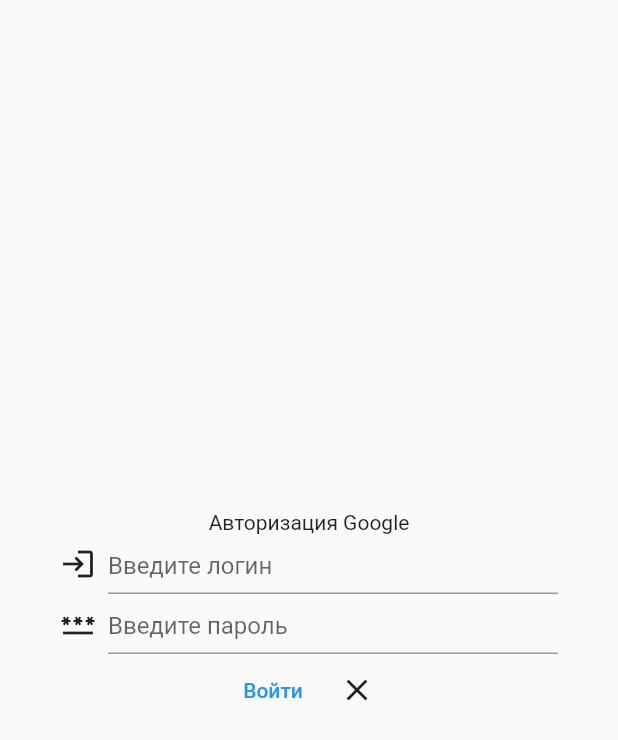
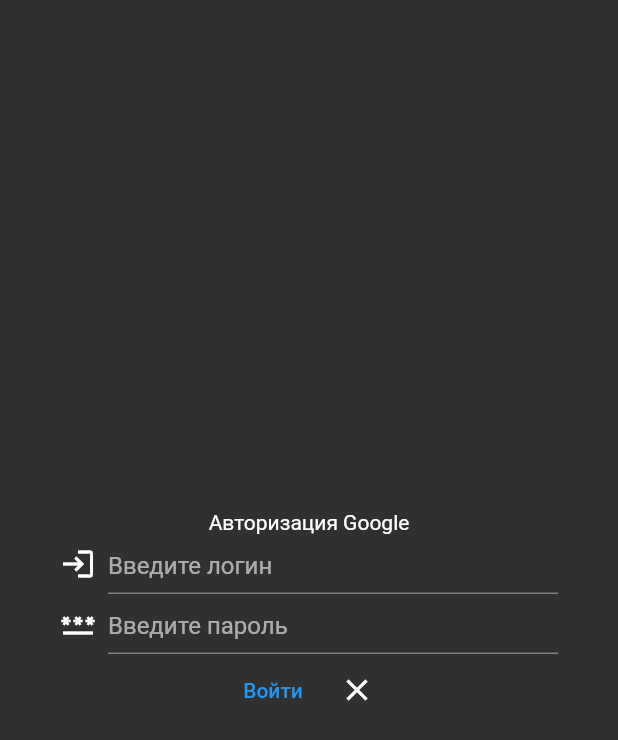
Before and after one commit to anatoliyKaragodin/app_laba_01, a Flutter app: the screen it shows after launch, after a tap on "Google", on a phone screen of 412 x 824 dp. Shown: the top 740 px of the screen. Run offline on Flutter 3.47's test engine with Material 2 defaults, Android fonts, the phone set to English and light mode, and no system bars.

Commit message:
0.04 (5 screens + navigation + all elements + login and password)

```diff
--- a/lib/main.dart
+++ b/lib/main.dart
@@ -9,6 +9,11 @@
   runApp(MaterialApp(
       debugShowCheckedModeBanner: false,
       theme: ThemeData(),
+      themeMode: ThemeMode.dark,
+      darkTheme: ThemeData(brightness: Brightness.dark),
+
+      /// Routes of application
+      ///
       initialRoute: '/home page',
       routes: {
         '/home page': (context) => const HomePage(),
--- a/lib/screens/app_page.dart
+++ b/lib/screens/app_page.dart
@@ -1,5 +1,7 @@
 import 'package:flutter/material.dart';
 
+/// Main application page with nothing
+///
 class AppPage extends StatelessWidget {
   const AppPage({Key? key}) : super(key: key);
 
@@ -9,12 +11,16 @@
       appBar: AppBar(
         automaticallyImplyLeading: false,
         actions: [
+          /// Settings icon
+          ///
           IconButton(
             icon: const Icon(Icons.settings),
             onPressed: () {
               Navigator.pushNamed(context, '/settings page');
             },
           ),
+          /// Logout icon
+          ///
           IconButton(
             icon: const Icon(Icons.logout),
             onPressed: () {
--- a/lib/screens/home_page.dart
+++ b/lib/screens/home_page.dart
@@ -1,5 +1,7 @@
 import 'package:flutter/material.dart';
 
+/// Start page with authentication and language option
+///
 class HomePage extends StatelessWidget {
   const HomePage({Key? key}) : super(key: key);
 
--- a/lib/screens/login_google_page.dart
+++ b/lib/screens/login_google_page.dart
@@ -1,14 +1,27 @@
 import 'package:flutter/material.dart';
 
-class LoginGooglePage extends StatelessWidget {
+late String googleUserLogin;
+late String googleUserPassword;
+
+
+class LoginGooglePage extends StatefulWidget {
   const LoginGooglePage({Key? key}) : super(key: key);
+
+  @override
+  State<LoginGooglePage> createState() => _LoginGooglePageState();
+}
+
+class _LoginGooglePageState extends State<LoginGooglePage> {
 
   @override
   Widget build(BuildContext context) {
     return Scaffold(
       body: Column(mainAxisAlignment: MainAxisAlignment.center, children: [
         const Text('Авторизация Google'),
-        Row(mainAxisAlignment: MainAxisAlignment.center, children: const [
+
+        /// Login row
+        ///
+        Row(mainAxisAlignment: MainAxisAlignment.center, children: [
           Padding(
             padding: EdgeInsets.only(right: 8.0),
             child: Icon(Icons.login),
@@ -17,12 +30,18 @@
               height: 40,
               width: 300,
               child: TextField(
+                onChanged: (String value) {
+                  googleUserLogin = value;
+                },
                 decoration: InputDecoration(
                     hintText: 'Введите логин',
                     labelStyle: TextStyle(fontSize: 20)),
               )),
         ]),
-        Row(mainAxisAlignment: MainAxisAlignment.center, children: const [
+
+        /// Password row
+        ///
+        Row(mainAxisAlignment: MainAxisAlignment.center, children: [
           Padding(
             padding: EdgeInsets.only(right: 8.0),
             child: Icon(Icons.password),
@@ -31,6 +50,9 @@
               height: 40,
               width: 300,
               child: TextField(
+                onChanged: (String value) {
+                  googleUserPassword = value;
+                },
                 decoration: InputDecoration(
                     hintText: 'Введите пароль',
                     labelStyle: TextStyle(fontSize: 20)),
@@ -39,11 +61,17 @@
         Row(
           mainAxisAlignment: MainAxisAlignment.center,
           children: [
+            /// Login button
+            ///
             TextButton(
                 onPressed: () {
+
                   Navigator.pushNamed(context, '/app page');
                 },
                 child: const Text('Войти')),
+
+            /// Close button(return to home_page)
+            ///
             IconButton(
                 onPressed: () {
                   Navigator.pushNamed(context, '/home page');
--- a/lib/screens/settings_page.dart
+++ b/lib/screens/settings_page.dart
@@ -9,6 +9,8 @@
         appBar: AppBar(
           automaticallyImplyLeading: false,
           actions: [
+            /// Close icon(return to app_page)
+            ///
             IconButton(
               icon: const Icon(Icons.close),
               onPressed: () {
@@ -20,6 +22,8 @@
         body: Column(
           mainAxisAlignment: MainAxisAlignment.center,
           children: [
+            /// Application theme option
+            ///
             Row(
               mainAxisAlignment: MainAxisAlignment.center,
               children: [
@@ -34,6 +38,8 @@
                 ),
               ],
             ),
+            /// Application language option
+            ///
             Row(
               mainAxisAlignment: MainAxisAlignment.center,
               children: [
--- a/pubspec.yaml
+++ b/pubspec.yaml
@@ -30,6 +30,7 @@
   flutter:
     sdk: flutter
   fluent_ui:
+  provider:
 
 
   # The following adds the Cupertino Icons font to your application.
```
Also changed, not shown: lib/screens/login_email_page.dart (+19 -2 lines), pubspec.lock.
